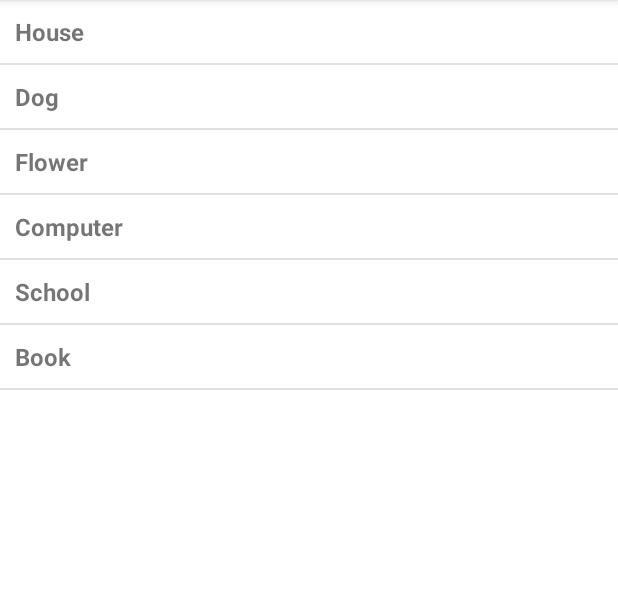
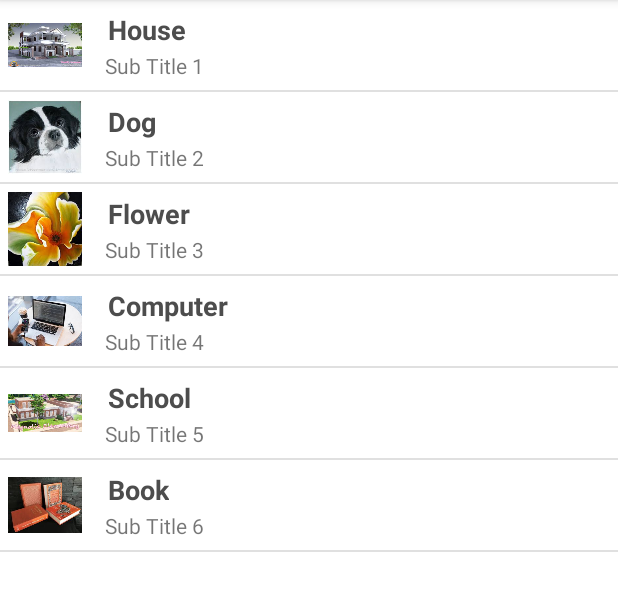
Before and after one commit to Bercove/Assignment, an Android app: the ListViewActivity screen opened directly, with no data from a screen before it, on a phone screen of 412 x 824 dp, the part 84-695 px from its top. Run offline under Robolectric (Android 15) with nearby library versions, the phone set to English and light mode, and no system bars.

Commit message:
Final Push

```diff
--- a/app/src/main/java/com/itgrepnet/assignment/ListViewActivity.java
+++ b/app/src/main/java/com/itgrepnet/assignment/ListViewActivity.java
@@ -10,17 +10,23 @@ public class ListViewActivity extends AppCompatActivity {
 
     ListView listViewData;
 
-    // Array of strings...
-    String[] objects = {"House","Dog","Flower","Computer","School","Book"};
+    String[] mainTitle = {"House","Dog","Flower","Computer","School","Book"};
+
+    String[] subTitle = {"Sub Title 1", "Sub Title 2", "Sub Title 3", "Sub Title 4", "Sub Title 5", "Sub Title 6"};
+
+    Integer[] imageId={
+            R.drawable.house,R.drawable.dog,
+            R.drawable.flower,R.drawable.computer,
+            R.drawable.school,R.drawable.book
+    };
 
     @Override
     protected void onCreate(Bundle savedInstanceState) {
         super.onCreate(savedInstanceState);
         setContentView(R.layout.activity_list_view);
 
-        ArrayAdapter<String> adapter = new ArrayAdapter<String>(this, R.layout.activity_listview_item, objects);
-
         listViewData = findViewById(R.id.listViewData);
+        MyListViewAdapter adapter = new MyListViewAdapter(this, mainTitle, subTitle, imageId);
         listViewData.setAdapter(adapter);
     }
 }
--- /dev/null
+++ b/app/src/main/java/com/itgrepnet/assignment/MyListViewAdapter.java
@@ -0,0 +1,42 @@
+package com.itgrepnet.assignment;
+
+import android.annotation.SuppressLint;
+import android.app.Activity;
+import android.view.LayoutInflater;
+import android.view.View;
+import android.view.ViewGroup;
+import android.widget.ArrayAdapter;
+import android.widget.ImageView;
+import android.widget.TextView;
+
+public class MyListViewAdapter extends ArrayAdapter<String> {
+
+    private final Activity context;
+    private final String[] mainTitle;
+    private final String[] subTitle;
+    private final Integer[] imageId;
+
+    public MyListViewAdapter(Activity context, String[] mainTitle, String[] subTitle, Integer[] imageId) {
+        super(context, R.layout.activity_listview_item, mainTitle);
+
+        this.context = context;
+        this.mainTitle = mainTitle;
+        this.subTitle = subTitle;
+        this.imageId = imageId;
+    }
+
+    public View getView(int position, View view, ViewGroup parent){
+        LayoutInflater inflater = context.getLayoutInflater();
+        @SuppressLint("ViewHolder") View rowView = inflater.inflate(R.layout.activity_listview_item, null, true);
+
+        TextView titleText = (TextView) rowView.findViewById(R.id.title);
+        ImageView imageView = (ImageView) rowView.findViewById(R.id.icon);
+        TextView subtitleText = (TextView) rowView.findViewById(R.id.subtitle);
+
+        titleText.setText(mainTitle[position]);
+        imageView.setImageResource(imageId[position]);
+        subtitleText.setText(subTitle[position]);
+
+        return rowView;
+    }
+}
--- a/app/src/main/res/layout/activity_listview_item.xml
+++ b/app/src/main/res/layout/activity_listview_item.xml
@@ -1,9 +1,35 @@
-<?xml version="1.0" encoding="utf-8"?>
-<TextView xmlns:android="http://schemas.android.com/apk/res/android"
-    android:id="@+id/label"
-    android:layout_width="fill_parent"
-    android:layout_height="fill_parent"
-    android:padding="10dip"
-    android:textSize="16sp"
-    android:textStyle="bold" >
-</TextView>
+<LinearLayout xmlns:android="http://schemas.android.com/apk/res/android"
+    android:layout_width="match_parent"
+    android:layout_height="match_parent"
+    android:orientation="horizontal" >
+
+    <ImageView
+        android:id="@+id/icon"
+        android:layout_width="60dp"
+        android:layout_height="60dp"
+        android:padding="5dp"
+        android:contentDescription="@string/description" />
+
+    <LinearLayout android:layout_width="wrap_content"
+        android:layout_height="wrap_content"
+        android:orientation="vertical">
+
+        <TextView
+            android:id="@+id/title"
+            android:layout_width="wrap_content"
+            android:layout_height="wrap_content"
+            android:text="Medium Text"
+            android:textStyle="bold"
+            android:textAppearance="?android:attr/textAppearanceMedium"
+            android:layout_marginStart="10dp"
+            android:layout_marginTop="5dp"
+            android:padding="2dp"
+            android:textColor="#4d4d4d" />
+        <TextView
+            android:id="@+id/subtitle"
+            android:layout_width="wrap_content"
+            android:layout_height="wrap_content"
+            android:text="@string/textview"
+            android:layout_marginStart="10dp"/>
+    </LinearLayout>
+</LinearLayout>
--- a/app/src/main/res/values/strings.xml
+++ b/app/src/main/res/values/strings.xml
@@ -9,4 +9,6 @@
 
     <string name="hello_first_fragment">Hello first fragment</string>
     <string name="hello_second_fragment">Hello second fragment. Arg: %1$s</string>
+    <string name="description">description</string>
+    <string name="textview">TextView</string>
 </resources>
```
Also changed, not shown: app/src/main/res/drawable/book.jpeg (added), app/src/main/res/drawable/computer.jpeg (added), app/src/main/res/drawable/dog.jpeg (added), app/src/main/res/drawable/flower.jpeg (added), app/src/main/res/drawable/house.jpeg (added), app/src/main/res/drawable/school.jpeg (added).
